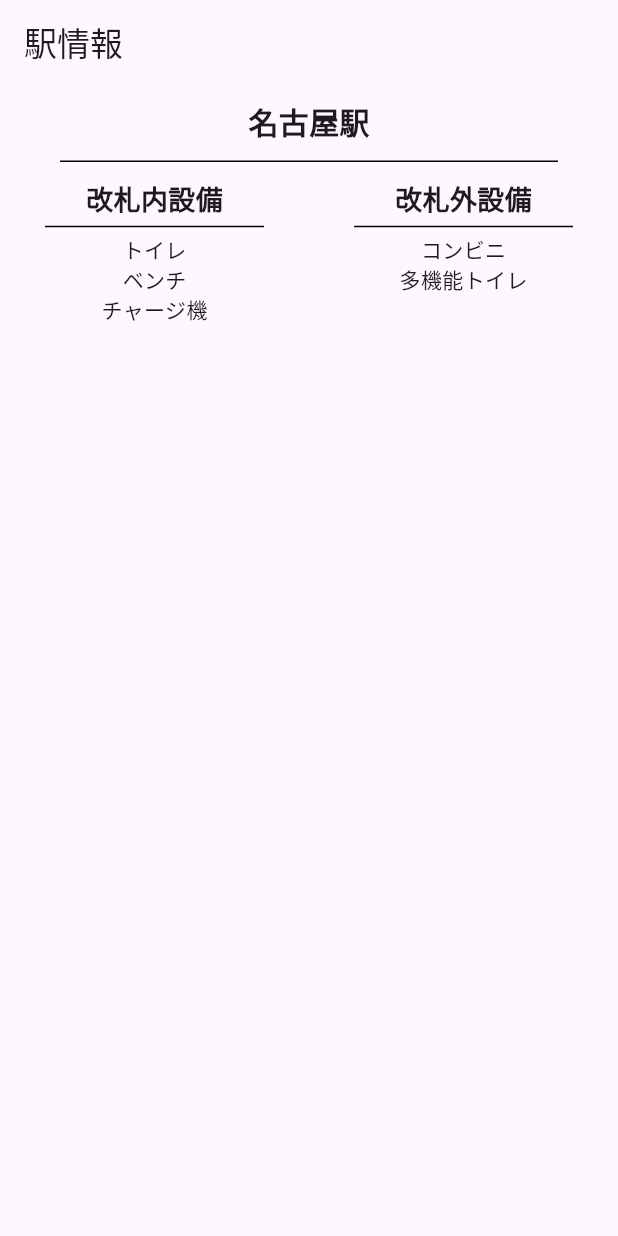
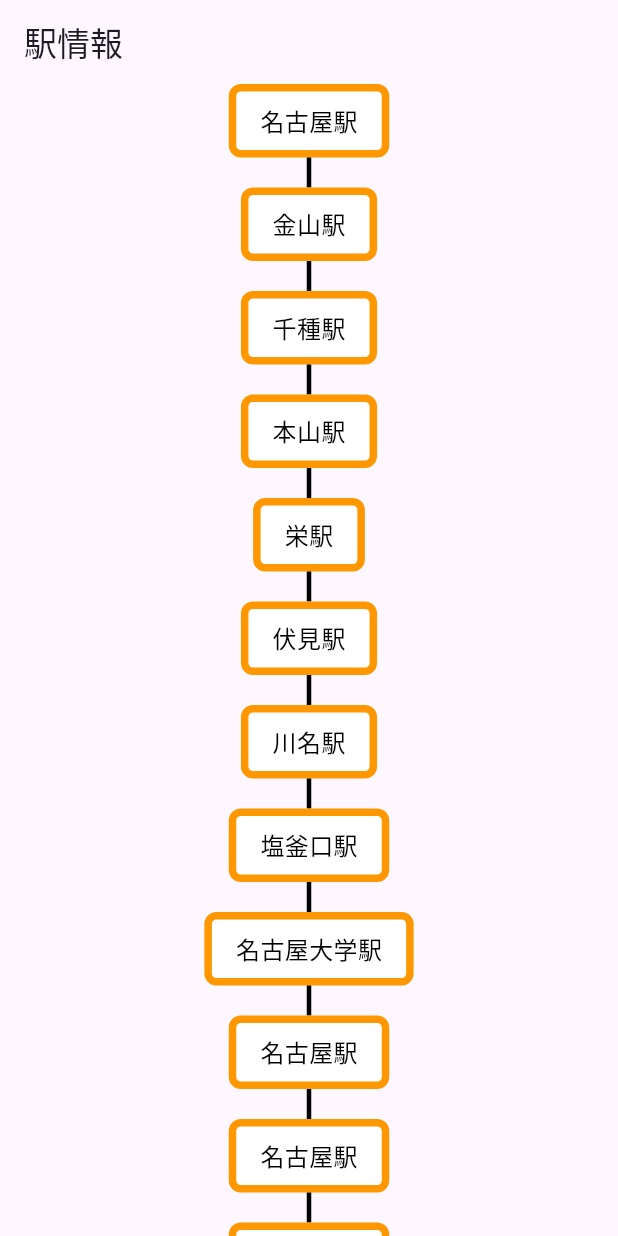
Before and after one commit to jphacks/ng_2407, a Flutter app: the screen it shows after launch, on a phone screen of 412 x 824 dp. Run offline on Flutter 3.47's test engine with Material 3 defaults, Android fonts, the phone set to English and light mode, and no system bars; our stand-ins replace cloud_firestore, firebase_core, google_maps_flutter; missing offline and left inert: flutter_config; accounts and stored records are empty.

Commit message:
Add trainRoute.dart

```diff
--- a/lib/main.dart
+++ b/lib/main.dart
@@ -10,6 +10,7 @@ import 'header.dart';
 import 'testpage.dart';
 
 import 'stationWidget.dart';
+import 'trainRoute.dart';
 
 void main() async {
   WidgetsFlutterBinding.ensureInitialized();
@@ -34,7 +35,8 @@ class MyApp extends StatelessWidget {
       // home: const MainPage(),
       // home: TestPage(),
       // home: const MyHomePage(title: 'Flutter Demo Home Page'),
-      home: MyStationApp()
+      // home: MyStationApp()
+      home: MyTrainRoute()
     );
   }
 }
--- /dev/null
+++ b/lib/trainRoute.dart
@@ -0,0 +1,94 @@
+import 'package:flutter/material.dart';
+
+// void main() {
+//   runApp(MyApp());
+// }
+
+class MyTrainRoute extends StatelessWidget {
+  @override
+  Widget build(BuildContext context) {
+    return MaterialApp(
+      home: Scaffold(
+        appBar: AppBar(title: Text("駅情報")),
+        body: TrainRouteWidget(),
+      ),
+    );
+  }
+}
+
+class TrainRouteWidget extends StatelessWidget {
+  // 駅名
+  final List<String> stations = [
+    '名古屋駅',
+    '金山駅',
+    '千種駅',
+    '本山駅',
+    '栄駅',
+    '伏見駅',
+    '川名駅',
+    '塩釜口駅',
+    '名古屋大学駅',
+    '名古屋駅',
+    '名古屋駅',
+    '名古屋駅',
+    '名古屋駅',
+    '名古屋駅',
+    '名古屋駅',
+    '名古屋駅',
+    '名古屋駅',
+    '名古屋駅',
+  ];
+
+  @override
+  Widget build(BuildContext context) {
+    return Center(
+      child: SingleChildScrollView(
+        child: Column(
+          mainAxisAlignment: MainAxisAlignment.center,
+          children: List.generate(stations.length * 2 - 1, (index) {
+            // 奇数インデックスに線、偶数インデックスに駅名を表示
+            if (index % 2 == 0) {
+              return StationBox(stationName: stations[index ~/ 2]);
+            } else {
+              return VerticalDividerLine();
+            }
+          }),
+        ),
+      )
+    );
+  }
+}
+
+class StationBox extends StatelessWidget {
+  final String stationName;
+
+  const StationBox({required this.stationName});
+
+  @override
+  Widget build(BuildContext context) {
+    return Container(
+      margin: EdgeInsets.symmetric(vertical: 0),
+      padding: EdgeInsets.symmetric(horizontal: 16.0, vertical: 8.0),
+      decoration: BoxDecoration(
+        color: Colors.white,
+        borderRadius: BorderRadius.circular(8.0),
+        border: Border.all(color: Colors.orange, width: 5.0),
+      ),
+      child: Text(
+        stationName,
+        style: TextStyle(fontSize: 16.0, color: Colors.black),
+      ),
+    );
+  }
+}
+
+class VerticalDividerLine extends StatelessWidget {
+  @override
+  Widget build(BuildContext context) {
+    return Container(
+      height: 20.0,
+      width: 3.0,
+      color: Colors.black,
+    );
+  }
+}
```
